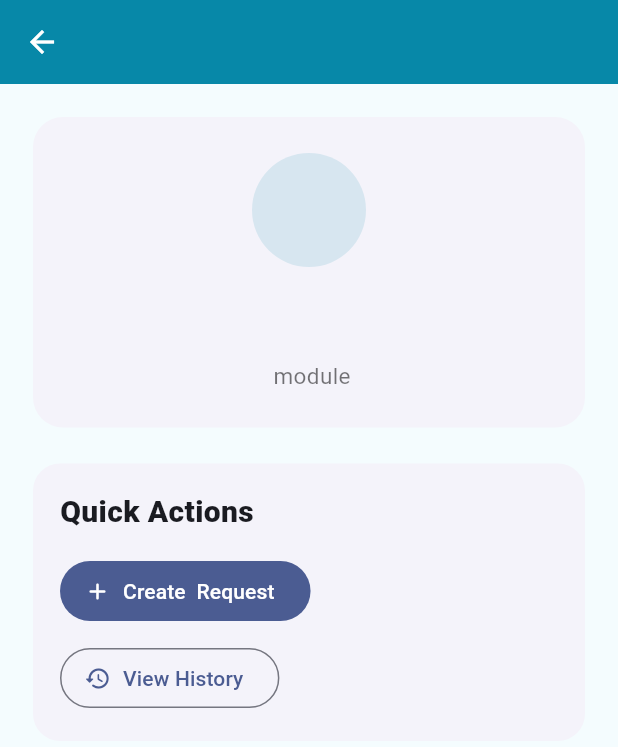
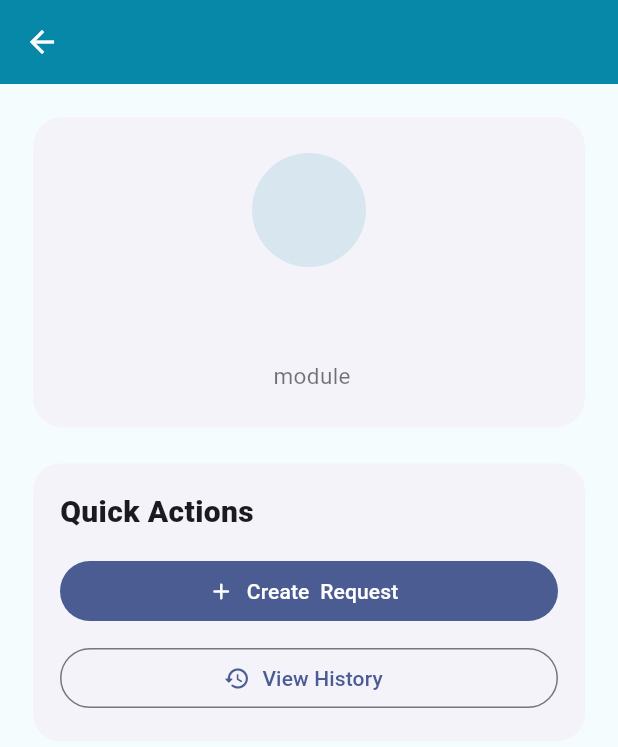
Before and after one commit to thegkexpert662-afk/hrms_app, a Flutter app: the EmployeeModuleScreen screen opened directly with empty values, on a phone screen of 412 x 824 dp. Shown: the top 747 px of the screen. Run offline on Flutter 3.47's test engine with Material 3 defaults, Android fonts, the phone set to English and light mode, and no system bars; our stand-ins replace cloud_firestore, device_info_plus, firebase_auth, firebase_core, firebase_messaging, flutter_svg and 2 more; missing offline and left inert: excel_plus, mobile_scanner, network_info_plus; accounts and stored records are empty.

Commit message:
Fix employee module screen analyzer issue

```diff
--- a/lib/screens/hrms/employee_module_screen.dart
+++ b/lib/screens/hrms/employee_module_screen.dart
@@ -33,11 +33,14 @@ class EmployeeModuleScreen extends StatelessWidget {
                 children: [
                   CircleAvatar(
                     radius: 38,
-                    backgroundColor: accent.withOpacity(.12),
+                    backgroundColor: accent.withValues(alpha: 0.12),
                     child: Icon(icon, color: accent, size: 42),
                   ),
                   const SizedBox(height: 16),
-                  Text(title, style: const TextStyle(fontSize: 26, fontWeight: FontWeight.w800)),
+                  Text(
+                    title,
+                    style: const TextStyle(fontSize: 26, fontWeight: FontWeight.w800),
+                  ),
                   const SizedBox(height: 8),
                   Text(
                     '$title module',
@@ -56,18 +59,27 @@ class EmployeeModuleScreen extends StatelessWidget {
               child: Column(
                 crossAxisAlignment: CrossAxisAlignment.start,
                 children: [
-                  const Text('Quick Actions', style: TextStyle(fontSize: 20, fontWeight: FontWeight.w800)),
+                  const Text(
+                    'Quick Actions',
+                    style: TextStyle(fontSize: 20, fontWeight: FontWeight.w800),
+                  ),
                   const SizedBox(height: 14),
-                  FilledButton.icon(
+                  SizedBox(
+                    width: double.infinity,
+                    child: FilledButton.icon(
                       onPressed: () {},
                       icon: const Icon(Icons.add_rounded),
                       label: Text('Create $title Request'),
                     ),
+                  ),
                   const SizedBox(height: 10),
-                  OutlinedButton.icon(
+                  SizedBox(
+                    width: double.infinity,
+                    child: OutlinedButton.icon(
                       onPressed: () {},
                       icon: const Icon(Icons.history_rounded),
                       label: const Text('View History'),
+                    ),
                   ),
                 ],
               ),
```
Lines whose indentation alone changed are shown as unchanged.
